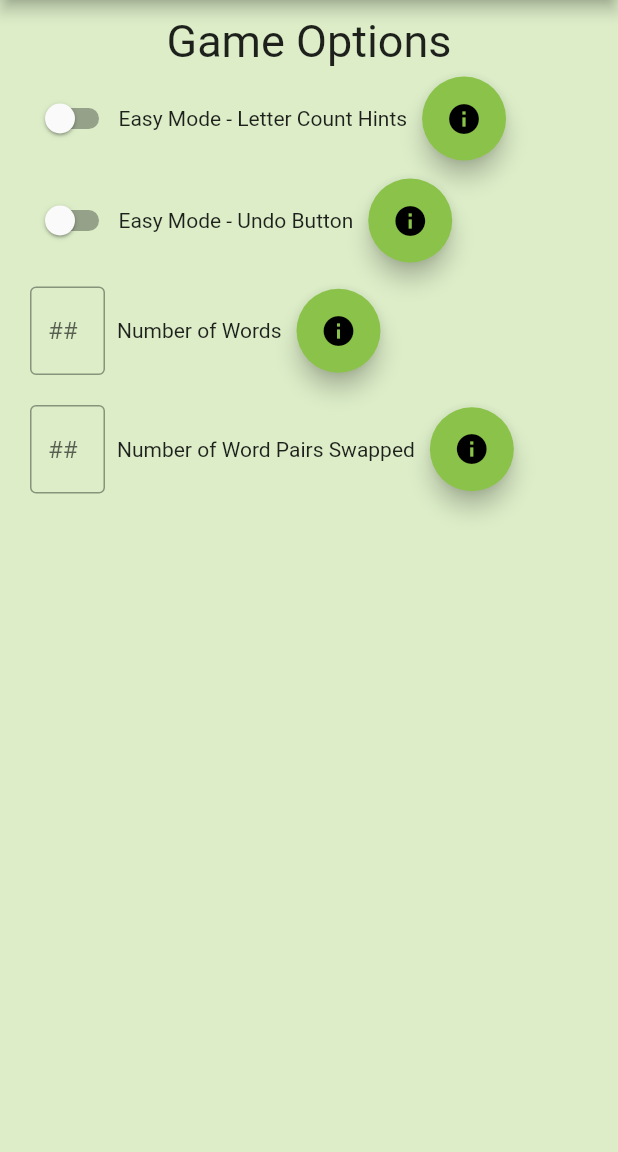
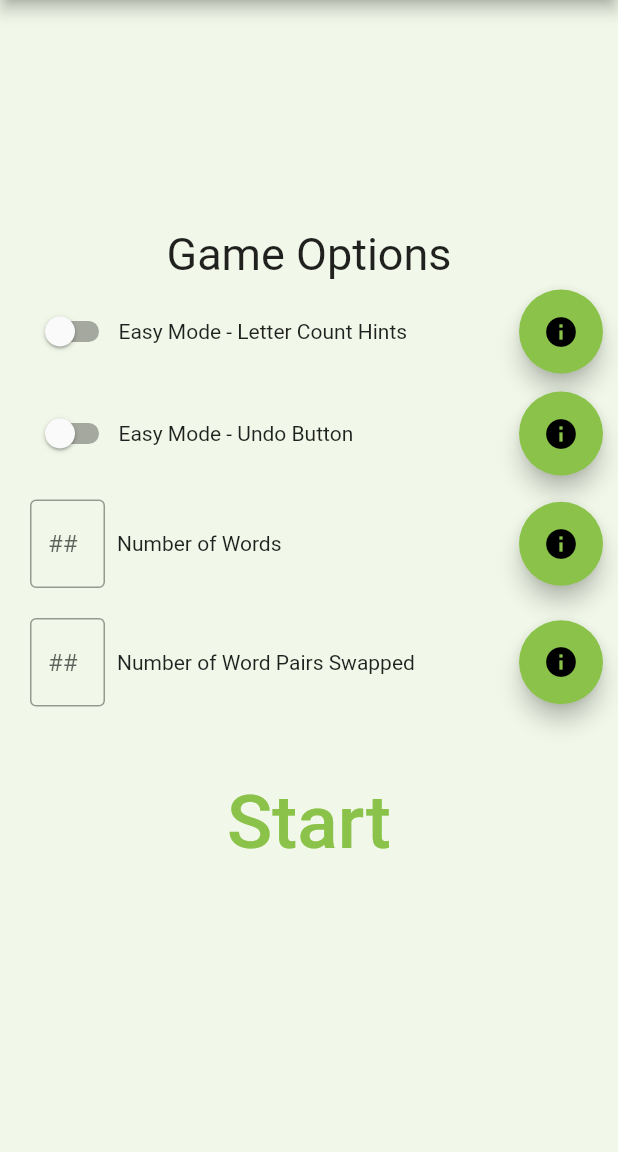
Before and after one commit to chhollenbach/sentence_unscramble, a Flutter app: the screen it shows after launch, on a phone screen of 412 x 824 dp, the part 84-1236 px from its top. Run offline on Flutter 3.47's test engine with Material 2 defaults, Android fonts, the phone set to English and light mode, and no system bars.

Commit message:
Landing page done, but non functional

```diff
--- a/sentence_unscramble/lib/app.dart
+++ b/sentence_unscramble/lib/app.dart
@@ -11,7 +11,7 @@ class App extends StatelessWidget {
       title: 'Sentence Unscrambler',
       theme: ThemeData(
         primarySwatch: Colors.lightGreen,
-        scaffoldBackgroundColor: Colors.lightGreen.shade100
+        scaffoldBackgroundColor: Colors.lightGreen.shade50
         ),
       home: const LandingPage()
     );
--- a/sentence_unscramble/lib/screens/landing_page.dart
+++ b/sentence_unscramble/lib/screens/landing_page.dart
@@ -2,6 +2,7 @@ import 'package:flutter/material.dart';
 import '../widgets/toggle_option.dart';
 import '../widgets/text_option.dart';
 import '../widgets/help_button.dart';
+import '../widgets/start_button.dart';
 
 class LandingPage extends StatelessWidget {
   const LandingPage({ Key? key }) : super(key: key);
@@ -17,32 +18,38 @@ class LandingPage extends StatelessWidget {
         child: Center(
           child: Column(
           crossAxisAlignment: CrossAxisAlignment.center,
+          mainAxisAlignment: MainAxisAlignment.center,
           children: [
             Text('Game Options', style: TextStyle(fontSize: 30)),
             Row(
               children: [
                 ToggleOption(helperText: 'Easy Mode - Letter Count Hints'),
+                Spacer(),
                 HelpButton(helperText: 'Toggle this option to display the letter count of the correct word for each blank space in the solution.')
               ]
             ),
             Row(
               children: [
                 ToggleOption(helperText: 'Easy Mode - Undo Button'),
+                Spacer(),
                 HelpButton(helperText: 'Toggle this option to allow the ability to undo a move. Otherwise, all moves are final.')
               ]
             ),
             Row(
               children: [
                 TextOption(helperText: 'Number of Words'),
+                Spacer(),
                 HelpButton(helperText: 'This sets the size of the sentence that will be scrambled. Maximum of N words.')
               ]
             ),
             Row(
               children: [
                 TextOption(helperText: 'Number of Word Pairs Swapped'),
+                Spacer(),
                 HelpButton(helperText: 'This sets the number of swaps/scrambles that will occur in the sentence. More swaps means more randomization.')
               ]
-            )
+            ),
+            StartButton()
           ]
           )
         )
--- a/sentence_unscramble/lib/widgets/start_button.dart
+++ b/sentence_unscramble/lib/widgets/start_button.dart
@@ -0,0 +1,16 @@
+import 'package:flutter/material.dart';
+
+class StartButton extends StatelessWidget {
+  const StartButton({ Key? key }) : super(key: key);
+
+  @override
+  Widget build(BuildContext context) {
+    return Container(
+      padding: EdgeInsets.all(30),
+      child: TextButton(
+        onPressed: () {},
+        child: Text('Start', style: TextStyle(fontSize: 50),)
+      ),
+    );
+  }
+}
```
